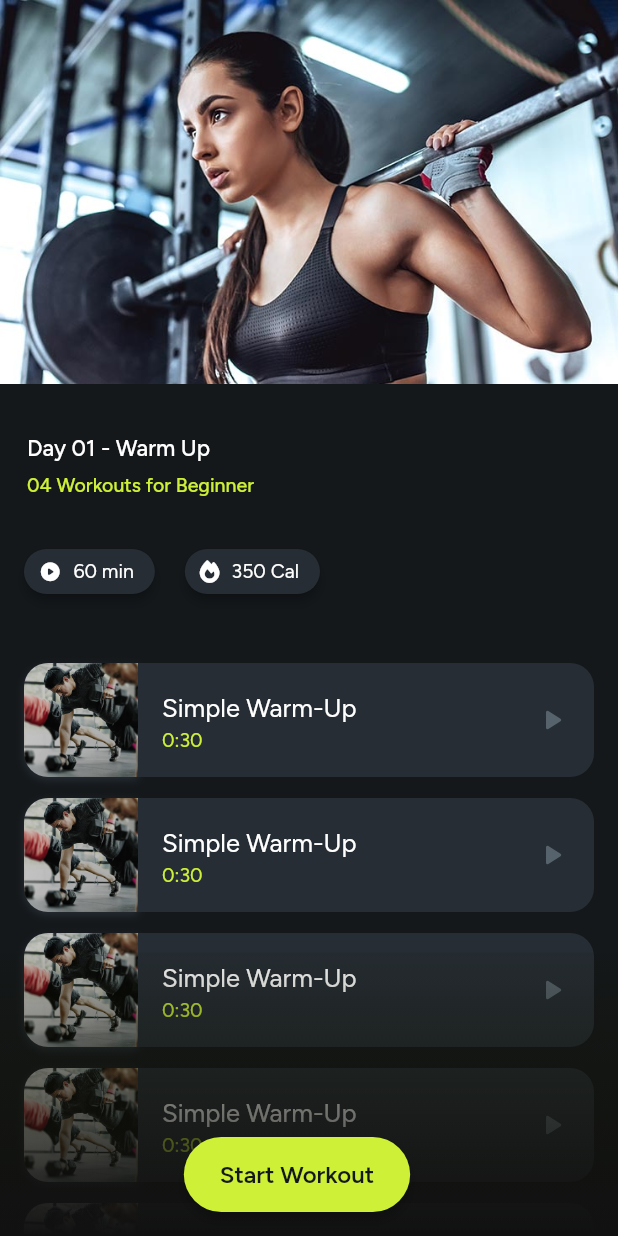
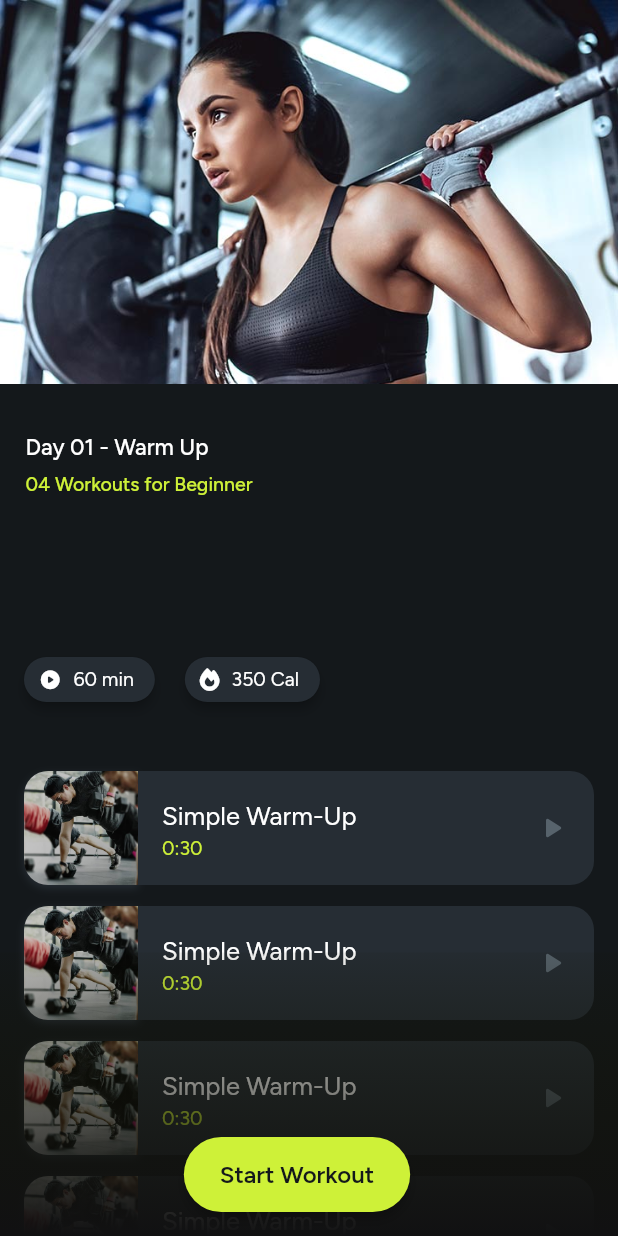
Before and after one commit to htahta103/FFitness, a Flutter app: the TrainingDetailWidget screen opened by its route, on a phone screen of 412 x 824 dp. Run offline on Flutter 3.47's test engine with Material 2 defaults, Android fonts, the phone set to English and light mode, and no system bars; drawn by our look-alikes of auto_size_text, sticky_headers; our stand-ins replace carousel_slider, easy_debounce, flutter_animate, flutter_cache_manager, font_awesome_flutter, from_css_color and 13 more; missing offline and left inert: json_path; accounts and stored records are empty; network calls fail.

Commit message:
remove redundant code

```diff
--- a/lib/custom_code/widgets/weight_picker_widget.dart
+++ b/lib/custom_code/widgets/weight_picker_widget.dart
@@ -7,7 +7,6 @@ import 'package:flutter/material.dart';
 // Begin custom widget code
 // DO NOT REMOVE OR MODIFY THE CODE ABOVE!
 
-import 'package:awesome_number_picker/awesome_number_picker.dart';
 import 'dart:math';
 
 class WeightPickerWidget extends StatefulWidget {
--- a/lib/flutter_flow/flutter_flow_util.dart
+++ b/lib/flutter_flow/flutter_flow_util.dart
@@ -212,6 +212,9 @@ extension FFTextEditingControllerExt on TextEditingController? {
 }
 
 extension IterableExt<T> on Iterable<T> {
+  List<T> sortedList<S extends Comparable>([S Function(T)? keyOf]) => toList()
+    ..sort(keyOf == null ? null : ((a, b) => keyOf(a).compareTo(keyOf(b))));
+
   List<S> mapIndexed<S>(S Function(int, T) func) => toList()
       .asMap()
       .map((index, value) => MapEntry(index, func(index, value)))
--- a/lib/home/training_detail/training_detail_widget.dart
+++ b/lib/home/training_detail/training_detail_widget.dart
@@ -91,9 +91,10 @@ class _TrainingDetailWidgetState extends State<TrainingDetailWidget> {
                                 padding: EdgeInsetsDirectional.fromSTEB(
                                     0.0, 256.0, 0.0, 0.0),
                                 child: StickyHeader(
-                                  overlapHeaders: false,
+                                  overlapHeaders: true,
                                   header: Container(
                                     width: double.infinity,
+                                    height: 150.0,
                                     decoration: BoxDecoration(
                                       color: FlutterFlowTheme.of(context)
                                           .primaryBackground,
@@ -101,7 +102,6 @@ class _TrainingDetailWidgetState extends State<TrainingDetailWidget> {
                                       border: Border.all(
                                         color: FlutterFlowTheme.of(context)
                                             .primaryBackground,
-                                        width: 2.0,
                                       ),
                                     ),
                                     alignment:
@@ -278,13 +278,10 @@ class _TrainingDetailWidgetState extends State<TrainingDetailWidget> {
                                                           .randomName(
                                                               false, true))
                                                   .toList();
-                                              return ListView.builder(
-                                                padding: EdgeInsets.zero,
-                                                shrinkWrap: true,
-                                                scrollDirection: Axis.vertical,
-                                                itemCount: siu.length,
-                                                itemBuilder:
-                                                    (context, siuIndex) {
+                                              return Column(
+                                                mainAxisSize: MainAxisSize.max,
+                                                children: List.generate(
+                                                    siu.length, (siuIndex) {
                                                   final siuItem = siu[siuIndex];
                                                   return Padding(
                                                     padding:
@@ -478,7 +475,7 @@ class _TrainingDetailWidgetState extends State<TrainingDetailWidget> {
                                                       ),
                                                     ),
                                                   );
-                                                },
+                                                }),
                                               );
                                             },
                                           ),
```
